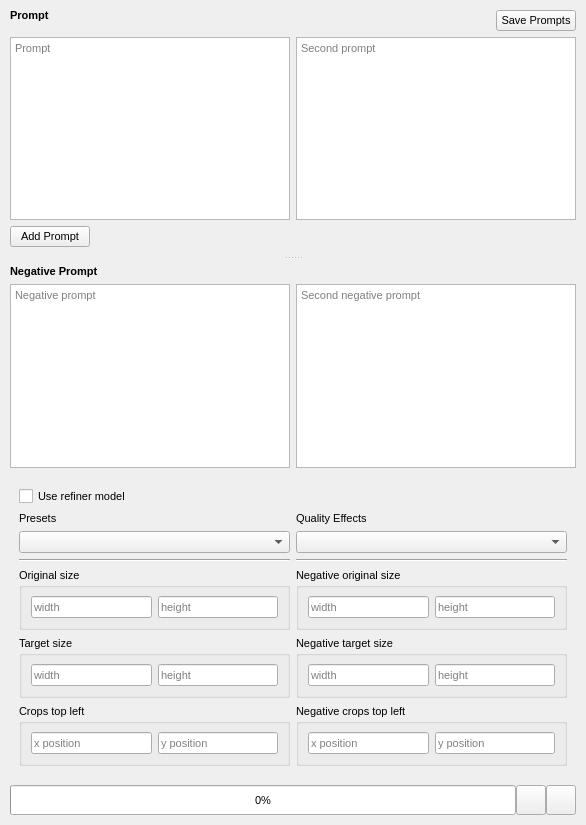
Above: src/airunner/gui/widgets/stablediffusion/templates/stablediffusion_generator_form.ui from Capsize-Games/airunner before the change. Below: the same form after it.
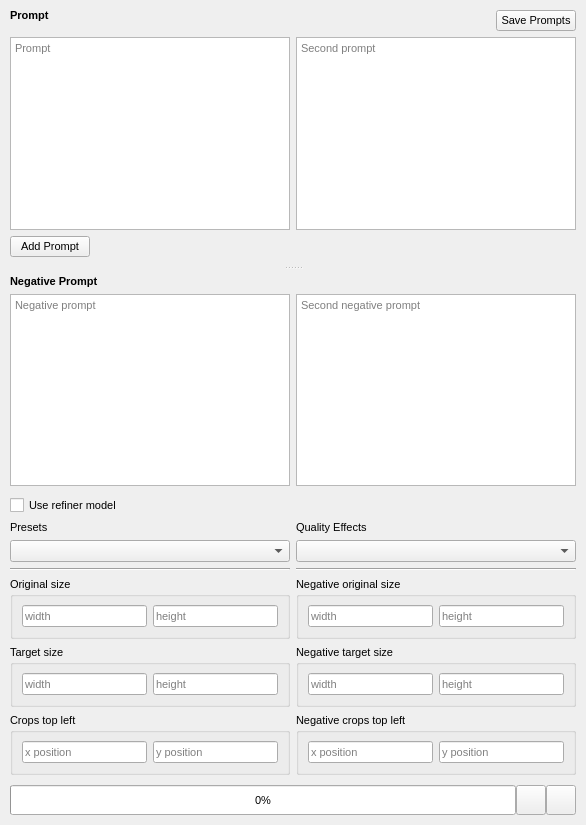
That is the form after the change. Icons and pictures are not drawn.

Commit message: only apply image filters to canvas image

Patch:
```diff
--- a/src/airunner/gui/widgets/stablediffusion/templates/stablediffusion_generator_form.ui
+++ b/src/airunner/gui/widgets/stablediffusion/templates/stablediffusion_generator_form.ui
@@ -238,6 +238,18 @@
           <item row="1" column="0">
            <widget class="QWidget" name="sdxl_settings_container" native="true">
             <layout class="QVBoxLayout" name="sdxl_settings">
+             <property name="leftMargin">
+              <number>0</number>
+             </property>
+             <property name="topMargin">
+              <number>0</number>
+             </property>
+             <property name="rightMargin">
+              <number>0</number>
+             </property>
+             <property name="bottomMargin">
+              <number>0</number>
+             </property>
              <item>
               <widget class="QCheckBox" name="use_refiner_checkbox">
                <property name="toolTip">
```
The commit also changes 2 other files.
